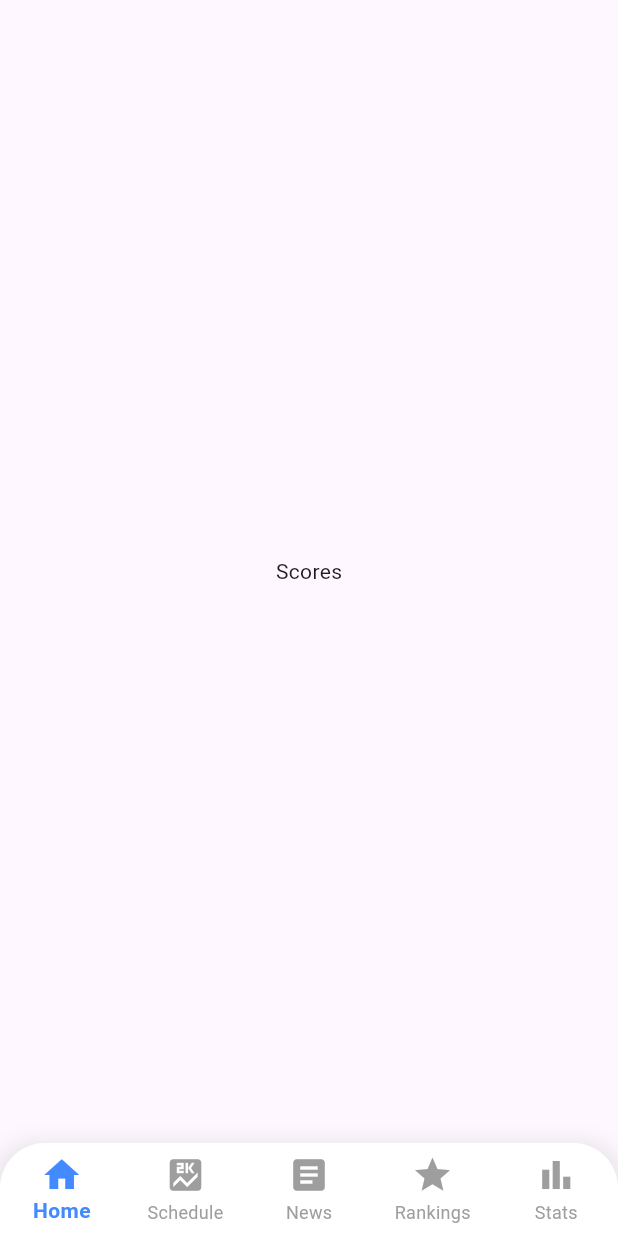
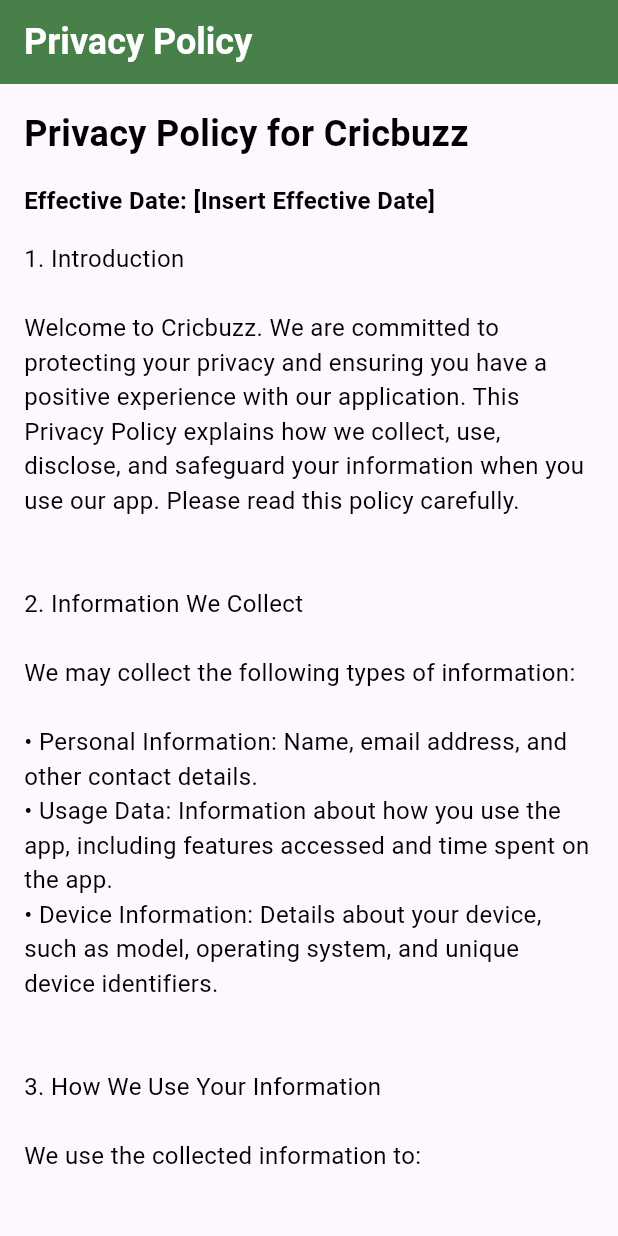
Before and after one commit to Ayisha-rana/cricket_app, a Flutter app: the screen it shows after launch, on a phone screen of 412 x 824 dp. Run offline on Flutter 3.47's test engine with Material 3 defaults, Android fonts, the phone set to English and light mode, and no system bars.

Commit message:
many changes

```diff
--- a/lib/main.dart
+++ b/lib/main.dart
@@ -1,9 +1,11 @@
-import 'package:cricket_app/screen/more.dart';
-import 'package:cricket_app/screen/rankings.dart';
-import 'package:cricket_app/screen/schedule.dart';
-import 'package:cricket_app/screen/stats.dart';
+import 'package:cricket_app/screen/aboutuspage.dart';
+import 'package:cricket_app/screen/morepage.dart';
+import 'package:cricket_app/screen/privacypolicy.dart';
+import 'package:cricket_app/screen/rankingspage.dart';
+import 'package:cricket_app/screen/schedulepage.dart';
+import 'package:cricket_app/screen/statspage.dart';
 import 'package:flutter/material.dart';
-import 'package:cricket_app/screen/news.dart';
+import 'package:cricket_app/screen/newspage.dart';
 
 void main() {
   runApp(MyApp());
@@ -17,7 +19,7 @@ class MyApp extends StatelessWidget {
       theme: ThemeData(
         primarySwatch: Colors.blue,
       ),
-      home: MainPage(),
+      home: const PrivacyPolicyPage(),
     );
   }
 }
@@ -31,10 +33,10 @@ class _MainPageState extends State<MainPage> {
   int _currentIndex = 0;
 
   final List<Widget> _pages = [
-    Center(child: Text('Scores')), // Page 2: Scores
+    const Center(child: Text('Scores')), // Page 2: Scores
     MatchSchedulesScreen(),
     NewsPage(),
-    Rankings(),
+    RankingsPage(),
     StatsScreen(),
   ];
 
@@ -51,7 +53,7 @@ class _MainPageState extends State<MainPage> {
       bottomNavigationBar: Container(
         decoration: BoxDecoration(
           color: Colors.white,
-          borderRadius: BorderRadius.only(
+          borderRadius: const BorderRadius.only(
             topLeft: Radius.circular(30.0),
             topRight: Radius.circular(30.0),
           ),
@@ -60,12 +62,12 @@ class _MainPageState extends State<MainPage> {
               color: Colors.grey.withOpacity(0.2),
               spreadRadius: 5,
               blurRadius: 10,
-              offset: Offset(0, 3),
+              offset: const Offset(0, 3),
             ),
           ],
         ),
         child: ClipRRect(
-          borderRadius: BorderRadius.only(
+          borderRadius: const BorderRadius.only(
             topLeft: Radius.circular(30.0),
             topRight: Radius.circular(30.0),
           ),
@@ -75,23 +77,23 @@ class _MainPageState extends State<MainPage> {
             currentIndex: _currentIndex, // Current selected index
             onTap: _onTap, // Change page on tap
             items: [
-              BottomNavigationBarItem(
+              const BottomNavigationBarItem(
                 icon: Icon(Icons.home),
                 label: 'Home',
               ),
-              BottomNavigationBarItem(
+              const BottomNavigationBarItem(
                 icon: Icon(Icons.score),
                 label: 'Schedule',
               ),
-              BottomNavigationBarItem(
+              const BottomNavigationBarItem(
                 icon: Icon(Icons.article),
                 label: 'News',
               ),
-              BottomNavigationBarItem(
+              const BottomNavigationBarItem(
                 icon: Icon(Icons.star),
                 label: 'Rankings',
               ),
-              BottomNavigationBarItem(
+              const BottomNavigationBarItem(
                 icon: Icon(Icons.bar_chart),
                 label: 'Stats',
               ),
@@ -99,8 +101,8 @@ class _MainPageState extends State<MainPage> {
             selectedItemColor: Colors.blueAccent, // Color for selected item
             unselectedItemColor: Colors.grey, // Color for unselected items
             selectedLabelStyle:
-                TextStyle(fontWeight: FontWeight.bold), // Bold selected label
-            unselectedLabelStyle: TextStyle(
+                const TextStyle(fontWeight: FontWeight.bold), // Bold selected label
+            unselectedLabelStyle: const TextStyle(
                 fontWeight: FontWeight.normal), // Normal unselected label
             iconSize: 28, // Size of the icons
             elevation: 10, // Elevation effect
--- a/lib/screen/homePage.dart
+++ b/lib/screen/homePage.dart
@@ -1,7 +1,7 @@
-import 'package:cricket_app/screen/news.dart';
-import 'package:cricket_app/screen/rankings.dart';
-import 'package:cricket_app/screen/schedule.dart';
-import 'package:cricket_app/screen/stats.dart';
+import 'package:cricket_app/screen/newspage.dart';
+import 'package:cricket_app/screen/rankingspage.dart';
+import 'package:cricket_app/screen/schedulepage.dart';
+import 'package:cricket_app/screen/statspage.dart';
 import 'package:flutter/material.dart';
 
 class MainPage extends StatefulWidget {
@@ -16,7 +16,7 @@ class _MainPageState extends State<MainPage> {
     const Center(child: Text('Scores')), // Page 2: Scores
     MatchSchedulesScreen(),
     NewsPage(),
-    Rankings(),
+    RankingsPage(),
     StatsScreen(),
   ];
 
--- a/lib/screen/more.dart
+++ b/lib/screen/morepage.dart
@@ -1,5 +1,5 @@
 import 'package:flutter/material.dart';
-import 'package:cricket_app/screen/schedule.dart';
+import 'package:cricket_app/screen/schedulepage.dart';
 
 class MorePage extends StatelessWidget {
   MorePage({super.key});
--- /dev/null
+++ b/lib/screen/privacypolicy.dart
@@ -0,0 +1,121 @@
+import 'package:flutter/material.dart';
+
+class PrivacyPolicyPage extends StatelessWidget {
+  const PrivacyPolicyPage({super.key});
+
+  @override
+  Widget build(BuildContext context) {
+    return Scaffold(
+      appBar: AppBar(
+        backgroundColor: const Color.fromARGB(255, 71, 128, 73),
+        title: Text(
+          'Privacy Policy',
+          style: TextStyle(
+              color: Colors.white, fontSize: 24, fontWeight: FontWeight.bold),
+        ),
+      ),
+      body: Padding(
+        padding: const EdgeInsets.all(16.0),
+        child: ListView(
+          children: <Widget>[
+            Text(
+              'Privacy Policy for Cricbuzz',
+              style: TextStyle(
+                fontSize: 24,
+                fontWeight: FontWeight.bold,
+                color: Colors.black,
+              ),
+            ),
+            SizedBox(height: 16),
+            Text(
+              'Effective Date: [Insert Effective Date]',
+              style: TextStyle(
+                fontSize: 16,
+                fontWeight: FontWeight.bold,
+                color: Colors.black,
+              ),
+            ),
+            SizedBox(height: 16),
+            Text(
+              '1. Introduction\n\n'
+              'Welcome to Cricbuzz. We are committed to protecting your privacy and ensuring you have a positive experience with our application. This Privacy Policy explains how we collect, use, disclose, and safeguard your information when you use our app. Please read this policy carefully.\n\n',
+              style: TextStyle(
+                fontSize: 16,
+                color: Colors.black,
+              ),
+            ),
+            Text(
+              '2. Information We Collect\n\n'
+              'We may collect the following types of information:\n\n'
+              '• Personal Information: Name, email address, and other contact details.\n'
+              '• Usage Data: Information about how you use the app, including features accessed and time spent on the app.\n'
+              '• Device Information: Details about your device, such as model, operating system, and unique device identifiers.\n\n',
+              style: TextStyle(
+                fontSize: 16,
+                color: Colors.black,
+              ),
+            ),
+            Text(
+              '3. How We Use Your Information\n\n'
+              'We use the collected information to:\n\n'
+              '• Provide and maintain our services.\n'
+              '• Improve and personalize your experience.\n'
+              '• Communicate with you, including sending updates and promotional materials.\n'
+              '• Analyze app usage and trends.\n\n',
+              style: TextStyle(
+                fontSize: 16,
+                color: Colors.black,
+              ),
+            ),
+            Text(
+              '4. Data Sharing and Disclosure\n\n'
+              'We do not share your personal information with third parties, except in the following cases:\n\n'
+              '• With your consent.\n'
+              '• To comply with legal obligations or enforce our terms and conditions.\n'
+              '• To protect the rights, property, or safety of Cricbuzz, our users, or others.\n\n',
+              style: TextStyle(
+                fontSize: 16,
+                color: Colors.black,
+              ),
+            ),
+            Text(
+              '5. Data Security\n\n'
+              'We implement appropriate technical and organizational measures to protect your information from unauthorized access, alteration, disclosure, or destruction. However, no method of transmission over the internet or electronic storage is completely secure, and we cannot guarantee its absolute security.\n\n',
+              style: TextStyle(
+                fontSize: 16,
+                color: Colors.black,
+              ),
+            ),
+            Text(
+              '6. Your Rights\n\n'
+              'You have the right to:\n\n'
+              '• Access and update your personal information.\n'
+              '• Request deletion of your personal information.\n'
+              '• Opt-out of receiving promotional communications.\n\n',
+              style: TextStyle(
+                fontSize: 16,
+                color: Colors.black,
+              ),
+            ),
+            Text(
+              '7. Changes to This Privacy Policy\n\n'
+              'We may update this Privacy Policy from time to time. Any changes will be posted on this page with an updated effective date. We encourage you to review this policy periodically.\n\n',
+              style: TextStyle(
+                fontSize: 16,
+                color: Colors.black,
+              ),
+            ),
+            Text(
+              '8. Contact Us\n\n'
+              'If you have any questions or concerns about this Privacy Policy, please contact us at support@cricbuzz.com.\n\n',
+              style: TextStyle(
+                fontSize: 16,
+                color: Colors.black,
+              ),
+            ),
+          ],
+        ),
+      ),
+    );
+  }
+}
--- a/lib/screen/rankings.dart
+++ b/lib/screen/rankingspage.dart
@@ -2,12 +2,12 @@ import 'dart:convert';
 import 'package:flutter/material.dart';
 import 'package:http/http.dart' as http;
 
-class Rankings extends StatefulWidget {
+class RankingsPage extends StatefulWidget {
   @override
   _RankingsPageState createState() => _RankingsPageState();
 }
 
-class _RankingsPageState extends State<Rankings> {
+class _RankingsPageState extends State<RankingsPage> {
   List _batsmen = [];
   bool _isLoading = true;
 
```
Also changed, not shown: lib/screen/aboutuspage.dart (added, +90 -0 lines), lib/screen/newspage.dart (renamed from lib/screen/news.dart), lib/screen/schedulepage.dart (renamed from lib/screen/schedule.dart), lib/screen/statspage.dart (renamed from lib/screen/stats.dart).
